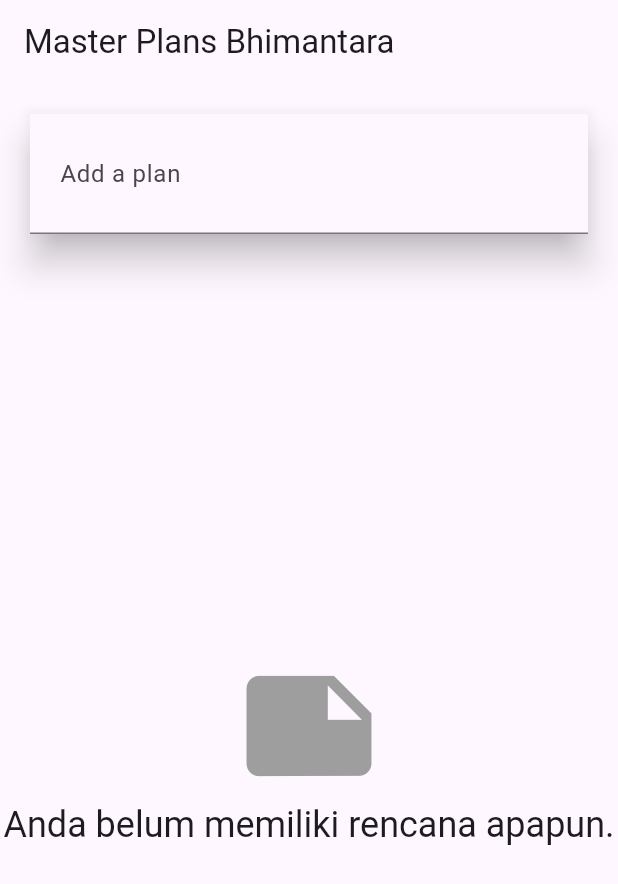
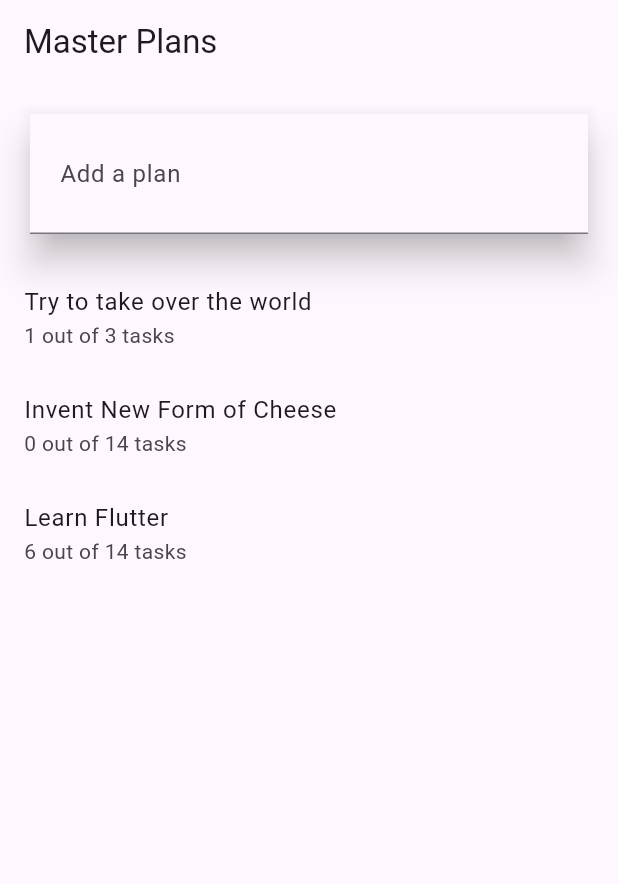
Before and after one commit to bhimantara435/src-week-10, a Flutter app: the screen it shows after launch, on a phone screen of 412 x 824 dp. Shown: the top 884 px of the screen. Run offline on Flutter 3.47's test engine with Material 3 defaults, Android fonts, the phone set to English and light mode, and no system bars.

Commit message:
Perbaikan P3

```diff
--- a/lib/main.dart
+++ b/lib/main.dart
@@ -1,7 +1,7 @@
 import 'package:flutter/material.dart';
-import './views/plan_creator_screen.dart';
 import './models/data_layer.dart';
 import './provider/plan_provider.dart';
+import './views/plan_creator_screen.dart';
 
 void main() => runApp(const MasterPlanApp());
 
@@ -11,11 +11,28 @@ class MasterPlanApp extends StatelessWidget {
   @override
   Widget build(BuildContext context) {
     return PlanProvider(
-      notifier: ValueNotifier<List<Plan>>(const []), // menggunakan List<Plan>
+      notifier: ValueNotifier<List<Plan>>([
+        Plan(
+          name: 'Try to take over the world',
+          tasks: [
+            Task(isComplete: true),
+            Task(isComplete: false),
+            Task(isComplete: false),
+          ],
+        ),
+        Plan(
+          name: 'Invent New Form of Cheese',
+          tasks: List.generate(14, (_) => Task(isComplete: false)),
+        ),
+        Plan(
+          name: 'Learn Flutter',
+          tasks: List.generate(14, (i) => Task(isComplete: i < 6)),
+        ),
+      ]),
       child: MaterialApp(
         title: 'State management app',
         theme: ThemeData(primarySwatch: Colors.purple),
-        home: const PlanCreatorScreen(), // halaman utama aplikasi
+        home: const PlanCreatorScreen(),
       ),
     );
   }
--- a/lib/models/plan.dart
+++ b/lib/models/plan.dart
@@ -1,17 +1,14 @@
-import './task.dart';
+import 'task.dart';
 
-// Model Plan berisi nama dan daftar tugas
 class Plan {
-  final String name; // nama plan
-  final List<Task> tasks; // daftar tugas
+  String name;
+  final List<Task> tasks;
 
-  const Plan({this.name = '', this.tasks = const []}); // konstruktor
+  Plan({required this.name, required this.tasks});
 
-  // Menghitung jumlah tugas yang sudah selesai
-  int get completedCount =>
-      tasks.where((task) => task.complete).length;
-
-  // Pesan ringkasan progres penyelesaian tugas
-  String get completenessMessage =>
-      '$completedCount out of ${tasks.length} tasks';
+  String get completenessMessage {
+    if (tasks.isEmpty) return 'No tasks';
+    final completed = tasks.where((task) => task.isComplete).length;
+    return '$completed out of ${tasks.length} tasks';
+  }
 }
--- a/lib/models/task.dart
+++ b/lib/models/task.dart
@@ -1,9 +1,4 @@
 class Task {
-  final String description;
-  final bool complete;
-
-  const Task({
-    this.complete = false,
-    this.description = '',
-  });
+  bool isComplete;
+  Task({this.isComplete = false});
 }
--- a/lib/provider/plan_provider.dart
+++ b/lib/provider/plan_provider.dart
@@ -1,7 +1,6 @@
 import 'package:flutter/material.dart';
 import '../models/data_layer.dart';
 
-// Mendukung daftar (List) dari beberapa Plan
 class PlanProvider extends InheritedNotifier<ValueNotifier<List<Plan>>> {
   const PlanProvider({
     super.key,
@@ -9,7 +8,6 @@ class PlanProvider extends InheritedNotifier<ValueNotifier<List<Plan>>> {
     required super.child,
   });
 
-  // Method 'of' digunakan untuk mengambil data dari provider di widget tree
   static ValueNotifier<List<Plan>> of(BuildContext context) {
     final PlanProvider? provider =
         context.dependOnInheritedWidgetOfExactType<PlanProvider>();
--- a/lib/views/plan_creator_screen.dart
+++ b/lib/views/plan_creator_screen.dart
@@ -11,14 +11,12 @@ class PlanCreatorScreen extends StatefulWidget {
 }
 
 class _PlanCreatorScreenState extends State<PlanCreatorScreen> {
-  // Controller untuk mengatur input teks
   final textController = TextEditingController();
 
-  // Membentuk tampilan utama
   @override
   Widget build(BuildContext context) {
     return Scaffold(
-      appBar: AppBar(title: const Text('Master Plans Bhimantara')),
+      appBar: AppBar(title: const Text('Master Plans')),
       body: Column(
         children: [
           _buildListCreator(),
@@ -28,7 +26,6 @@ class _PlanCreatorScreenState extends State<PlanCreatorScreen> {
     );
   }
 
-  // TextField untuk menambah plan baru
   Widget _buildListCreator() {
     return Padding(
       padding: const EdgeInsets.all(20.0),
@@ -47,36 +44,29 @@ class _PlanCreatorScreenState extends State<PlanCreatorScreen> {
     );
   }
 
-  // Method untuk menambah Plan ke dalam daftar
   void addPlan() {
     final text = textController.text;
-
     if (text.isEmpty) return;
 
     final plan = Plan(name: text, tasks: []);
-    ValueNotifier<List<Plan>> planNotifier = PlanProvider.of(context);
+    final planNotifier = PlanProvider.of(context);
 
     planNotifier.value = List<Plan>.from(planNotifier.value)..add(plan);
-
     textController.clear();
-    FocusScope.of(context).requestFocus(FocusNode());
+    FocusScope.of(context).unfocus();
     setState(() {});
   }
 
-  // Menampilkan daftar Plan yang sudah dibuat
   Widget _buildMasterPlans() {
-    ValueNotifier<List<Plan>> planNotifier = PlanProvider.of(context);
-    List<Plan> plans = planNotifier.value;
+    final planNotifier = PlanProvider.of(context);
+    final plans = planNotifier.value;
 
     if (plans.isEmpty) {
       return Column(
         mainAxisAlignment: MainAxisAlignment.center,
-        children: <Widget>[
-          const Icon(Icons.note, size: 100, color: Colors.grey),
-          Text(
-            'Anda belum memiliki rencana apapun.',
-            style: Theme.of(context).textTheme.headlineSmall,
-          ),
+        children: const [
+          Icon(Icons.note, size: 100, color: Colors.grey),
+          Text('Anda belum memiliki rencana apapun.'),
         ],
       );
     }
@@ -90,9 +80,7 @@ class _PlanCreatorScreenState extends State<PlanCreatorScreen> {
           subtitle: Text(plan.completenessMessage),
           onTap: () {
             Navigator.of(context).push(
-              MaterialPageRoute(
-                builder: (_) => PlanScreen(plan: plan),
-              ),
+              MaterialPageRoute(builder: (_) => PlanScreen(plan: plan)),
             );
           },
         );
@@ -100,7 +88,6 @@ class _PlanCreatorScreenState extends State<PlanCreatorScreen> {
     );
   }
 
-  // Membersihkan controller agar tidak bocor memori
   @override
   void dispose() {
     textController.dispose();
```
Also changed, not shown: lib/views/plan_screen.dart (+4 -138 lines).
